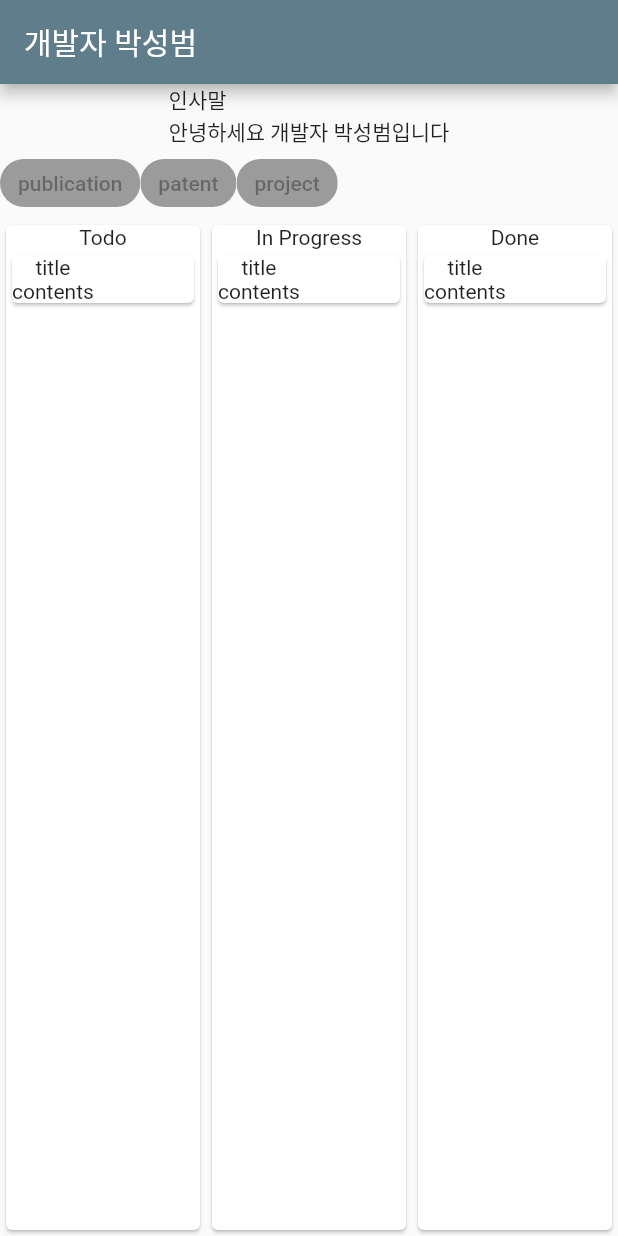
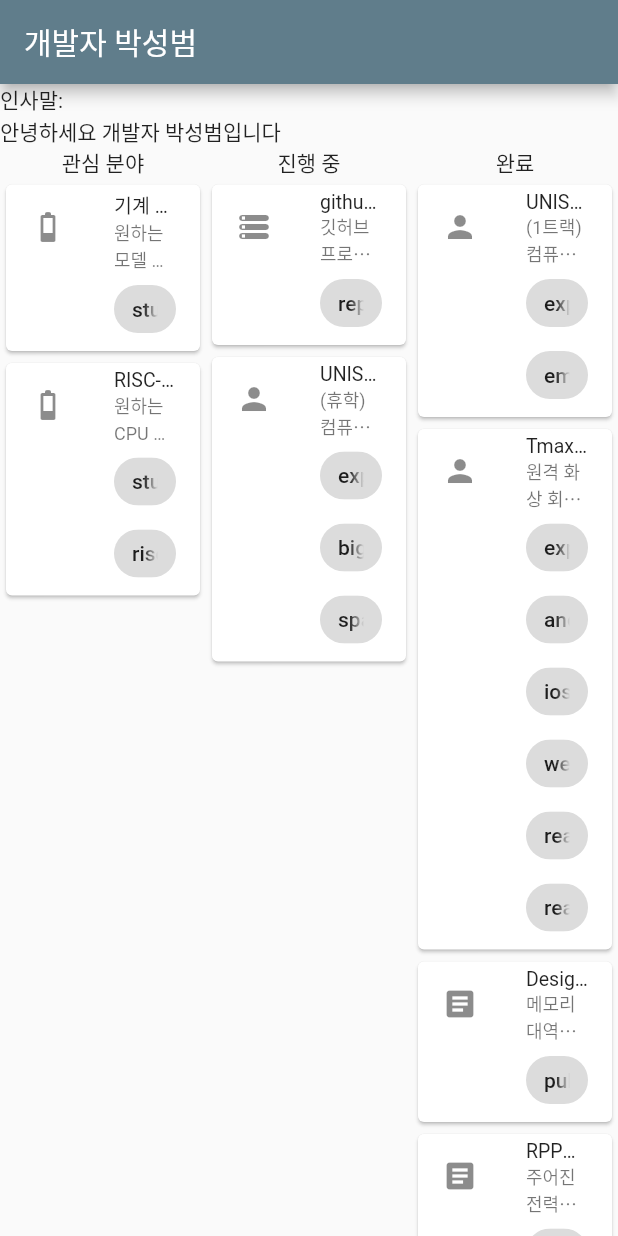
Before and after one commit to Seongbeom-Park/Seongbeom-Park, a Flutter app: the screen it shows after launch, on a phone screen of 412 x 824 dp. Run offline on Flutter 3.47's test engine with Material 2 defaults, Android fonts, the light colour scheme and no system bars.

Commit message:
feature: implement basic functionalities

```diff
--- a/lib/main.dart
+++ b/lib/main.dart
@@ -1,4 +1,5 @@
 import 'package:flutter/material.dart';
+import 'package:profile/progress_column.dart';
 
 void main() {
   runApp(const MyApp());
@@ -15,18 +16,42 @@ class MyApp extends StatelessWidget {
       theme: ThemeData(
         primarySwatch: Colors.blueGrey,
       ),
-      home: const MainWidget(),
+      home: const MainPage(),
     );
   }
 }
 
-class MainWidget extends StatelessWidget {
-  const MainWidget({super.key});
+class MainPage extends StatelessWidget {
+  const MainPage({super.key});
 
   @override
   Widget build(BuildContext context) {
     return Scaffold(
-        appBar: AppBar(title: const Text('개발자 박성범')), body: const BodyWidget());
+        appBar: AppBar(
+          title: const Text('개발자 박성범'),
+          // TODO: change language
+          // actions: const [
+          //   Icon(Icons.language),
+          //   LanguageDropdown(),
+          // ],
+        ),
+        body: const BodyWidget());
+  }
+}
+
+class LanguageDropdown extends StatelessWidget {
+  const LanguageDropdown({super.key});
+
+  @override
+  Widget build(BuildContext context) {
+    return DropdownButton(
+      value: 'ko',
+      items: const [
+        DropdownMenuItem(value: 'ko', child: Text('한국어')),
+        DropdownMenuItem(value: 'en', child: Text('English')),
+      ],
+      onChanged: (_) {},
+    );
   }
 }
 
@@ -35,15 +60,15 @@ class BodyWidget extends StatelessWidget {
 
   @override
   Widget build(BuildContext context) {
-    return Column(children: [
+    return Column(crossAxisAlignment: CrossAxisAlignment.start, children: [
       const Introduction(),
-      const Filter(),
+      // const ProjectFilter(), // TODO: add filter
       Expanded(
           child: Row(
         children: const [
-          Expanded(child: ProgressColumn(title: 'Todo')),
-          Expanded(child: ProgressColumn(title: 'In Progress')),
-          Expanded(child: ProgressColumn(title: 'Done')),
+          ProgressColumn.todo(),
+          ProgressColumn.progress(),
+          ProgressColumn.done(),
         ],
       )),
     ]);
@@ -56,71 +81,7 @@ class Introduction extends StatelessWidget {
   @override
   Widget build(BuildContext context) {
     return const Text('''
-인사말
+인사말:
 안녕하세요 개발자 박성범입니다''');
   }
 }
-
-class Filter extends StatelessWidget {
-  const Filter({super.key});
-
-  @override
-  Widget build(BuildContext context) {
-    return Row(
-      children: const [
-        ChoiceChip(label: Text('publication'), selected: false),
-        ChoiceChip(label: Text('patent'), selected: false),
-        ChoiceChip(label: Text('project'), selected: false),
-      ],
-    );
-  }
-}
-
-class ProgressColumn extends StatelessWidget {
-  final String title;
-
-  const ProgressColumn({super.key, required this.title});
-
-  @override
-  Widget build(BuildContext context) {
-    return Card(
-        child: Column(
-      children: [
-        Text(title),
-        const ProjectCard(
-          categories: [],
-        ),
-      ],
-    ));
-  }
-}
-
-enum Category {
-  publication,
-  patent,
-  project,
-}
-
-class ProjectCard extends StatelessWidget {
-  final List<Category> categories;
-
-  const ProjectCard({super.key, required this.categories});
-
-  @override
-  Widget build(BuildContext context) {
-    return Card(
-      child: Expanded(
-          child: Row(
-        children: [
-          Column(
-            children: const [
-              Text('title'),
-              Text('contents'),
-              // add chips here
-            ],
-          )
-        ],
-      )),
-    );
-  }
-}
--- /dev/null
+++ b/lib/progress_column.dart
@@ -0,0 +1,81 @@
+import 'dart:convert';
+
+import 'package:flutter/material.dart';
+import 'package:flutter/services.dart';
+import 'package:profile/project_card.dart';
+import 'package:profile/project_category.dart';
+
+class ProjectFilter extends StatelessWidget {
+  const ProjectFilter({super.key});
+
+  @override
+  Widget build(BuildContext context) {
+    return Row(children: [
+      Icon(Icons.filter_list_rounded),
+      Flexible(
+        child: Wrap(
+          spacing: 2.0,
+          runSpacing: 2.0,
+          children: ProjectCategory.values
+              .map(
+                (category) => category.choiceChip(),
+              )
+              .toList(),
+        ),
+      )
+    ]);
+  }
+}
+
+enum ProgressType {
+  todo,
+  progress,
+  done;
+}
+
+class ProgressColumn extends StatelessWidget {
+  final ProgressType type;
+
+  const ProgressColumn.todo({super.key}) : type = ProgressType.todo;
+  const ProgressColumn.progress({super.key}) : type = ProgressType.progress;
+  const ProgressColumn.done({super.key}) : type = ProgressType.done;
+
+  String getTitle() {
+    // TODO: i18n
+    switch (type) {
+      case ProgressType.todo:
+        return "관심 분야";
+      case ProgressType.progress:
+        return "진행 중";
+      case ProgressType.done:
+        return "완료";
+    }
+  }
+
+  @override
+  Widget build(BuildContext context) {
+    return Expanded(
+        child: Column(children: [
+      Text(getTitle()),
+      FutureBuilder(
+          future: rootBundle
+              .loadString('resource/projects.json')
+              .then((value) => jsonDecode(value)),
+          builder: ((context, snapshot) {
+            if (snapshot.hasData) {
+              final projects = (snapshot.data as List).where((element) {
+                return element['status'] == type.name;
+              });
+              return Expanded(
+                  child: ListView(
+                      children: projects.map(
+                (project) {
+                  return ProjectCard.fromData(project);
+                },
+              ).toList()));
+            }
+            return Container();
+          })),
+    ]));
+  }
+}
--- /dev/null
+++ b/lib/project_card.dart
@@ -0,0 +1,82 @@
+import 'package:flutter/material.dart';
+import 'package:profile/project_category.dart';
+import 'package:url_launcher/url_launcher.dart';
+
+class ProjectCard extends StatelessWidget {
+  final String title;
+  final String description;
+  final List<ProjectCategory> categories;
+  final String url;
+
+  const ProjectCard(
+      {super.key,
+      required this.title,
+      required this.description,
+      required this.categories,
+      String? url})
+      : url = url ?? '';
+
+  factory ProjectCard.fromData(Map data) {
+    readData(String key, {String? language}) {
+      if (!data.containsKey(key)) return '';
+      if (data[key] is Map) {
+        language ??= 'ko';
+        return data[key][language];
+      }
+      return data[key];
+    }
+
+    return ProjectCard(
+        title: readData('title'),
+        description: readData('description'),
+        categories: (readData('categories') as List)
+            .map((category) => ProjectCategory.values.byName(category))
+            .toList(),
+        url: readData('link'));
+  }
+
+  @override
+  Widget build(BuildContext context) {
+    Icon leading = const Icon(Icons.article);
+    if (categories.isNotEmpty) {
+      switch (categories.first) {
+        case ProjectCategory.publication:
+          leading = const Icon(Icons.article);
+          break;
+        case ProjectCategory.patent:
+          leading = const Icon(Icons.lightbulb);
+          break;
+        case ProjectCategory.repository:
+          leading = const Icon(Icons.storage_rounded);
+          break;
+        case ProjectCategory.experience:
+          leading = const Icon(Icons.person);
+          break;
+        case ProjectCategory.study:
+          leading = const Icon(Icons.battery_2_bar_rounded);
+          break;
+      }
+    }
+    return Card(
+        child: Column(children: [
+      ListTile(
+        leading: leading,
+        title: Text(title, softWrap: false, overflow: TextOverflow.ellipsis),
+        subtitle:
+            Column(crossAxisAlignment: CrossAxisAlignment.start, children: [
+          Text(description, overflow: TextOverflow.ellipsis, maxLines: 2),
+          Wrap(
+              children: categories.map((category) {
+            return category.chip();
+          }).toList())
+        ]),
+        isThreeLine: true,
+        dense: true,
+        onTap: () {
+          if (url.isNotEmpty) launchUrl(Uri.parse(url));
+          print(title);
+        },
+      ),
+    ]));
+  }
+}
--- /dev/null
+++ b/lib/project_category.dart
@@ -0,0 +1,37 @@
+import 'package:flutter/material.dart';
+
+enum ProjectCategory {
+  // high-level
+  publication(name: 'publication'),
+  patent(name: 'patent'),
+  repository(name: 'repository'),
+  experience(name: 'experience'),
+  study(name: 'study'),
+
+  // framwork
+  tensorflow(name: 'tensorflow'),
+  react(name: 'react'),
+  reactNative(name: 'react native'),
+  spark(name: 'spark'),
+  bigdata(name: 'bigdata'),
+
+  // platform
+  android(name: 'android'),
+  ios(name: 'ios'),
+  web(name: 'web'),
+  embedded(name: 'embedded'),
+  riscv(name: 'riscv'),
+  ;
+
+  final String name;
+  const ProjectCategory({required this.name});
+  Chip chip() {
+    return Chip(
+      label: Text(name),
+    );
+  }
+
+  ChoiceChip choiceChip() {
+    return ChoiceChip(label: Text(name), selected: true);
+  }
+}
--- a/pubspec.yaml
+++ b/pubspec.yaml
@@ -36,6 +36,7 @@ dependencies:
   # The following adds the Cupertino Icons font to your application.
   # Use with the CupertinoIcons class for iOS style icons.
   cupertino_icons: ^1.0.2
+  url_launcher: ^6.1.6
 
 dev_dependencies:
   flutter_test:
@@ -63,6 +64,8 @@ flutter:
   # assets:
   #   - images/a_dot_burr.jpeg
   #   - images/a_dot_ham.jpeg
+  assets:
+    - resource/projects.json
 
   # An image asset can refer to one or more resolution-specific "variants", see
   # https://flutter.dev/assets-and-images/#resolution-aware
```
Also changed, not shown: resource/projects.json (added, +213 -0 lines), pubspec.lock, 5 other files.
